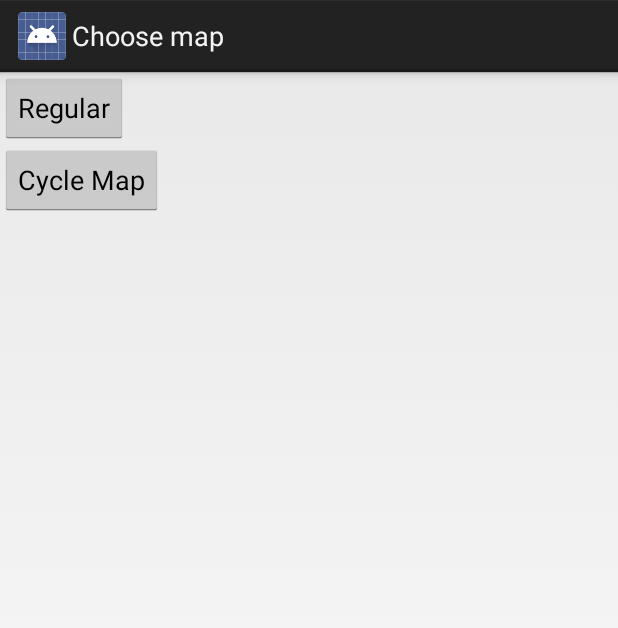
After one commit to Kayaya/Mapping, an Android app: the MapChooseActivity screen opened directly, with no data from a screen before it, on a phone screen of 412 x 824 dp. The commit adds this screen. Shown: the top 628 px of the screen. Run offline under Robolectric (Android 15) with nearby library versions, the phone set to English and light mode, and no system bars.

Commit message:
Added new menu and layout

```diff
--- a/app/src/main/AndroidManifest.xml
+++ b/app/src/main/AndroidManifest.xml
@@ -23,6 +23,8 @@
                 <category android:name="android.intent.category.LAUNCHER" />
             </intent-filter>
         </activity>
+        <activity android:name=".MapChooseActivity" android:label="@string/choosemap">
+        </activity>
     </application>
 
 </manifest>
--- /dev/null
+++ b/app/src/main/java/com/example/a1kayat34/mapping/MapChooseActivity.java
@@ -0,0 +1,19 @@
+package com.example.a1kayat34.mapping;
+
+/**
+ * Created by 1kayat34 on 06/02/2017.
+ */
+
+import android.app.Activity;
+import android.os.Bundle;
+import android.content.Intent;
+import android.widget.Button;
+import android.view.View;
+
+public class MapChooseActivity extends Activity{
+    public void onCreate(Bundle savedInstanceState)
+    {
+        super.onCreate(savedInstanceState);
+        setContentView(R.layout.mca);
+    }
+}
--- /dev/null
+++ b/app/src/main/res/layout/mca.xml
@@ -0,0 +1,16 @@
+<LinearLayout
+    xmlns:android="http://schemas.android.com/apk/res/android"
+    android:orientation="vertical"
+    android:layout_width="match_parent"
+    android:layout_height="match_parent">
+    <Button
+        android:layout_width="wrap_content"
+        android:layout_height="wrap_content"
+        android:text="@string/regularview"
+        android:id="@+id/btnRegular" />
+    <Button
+        android:layout_width="wrap_content"
+        android:layout_height="wrap_content"
+        android:text="@string/cyclemapview"
+        android:id="@+id/btnCyclemap" />
+</LinearLayout>
--- /dev/null
+++ b/app/src/main/res/menu/menu_hello_map.xml
@@ -0,0 +1,4 @@
+<?xml version="1.0" encoding="utf-8"?>
+    <menu xmlns:android="http://schemas.android.com/apk/res/android">
+    <item android:id="@+id/choosemap" android:title="@string/choosemap"/>
+</menu>
--- a/app/src/main/res/values/strings.xml
+++ b/app/src/main/res/values/strings.xml
@@ -1,3 +1,7 @@
 <resources>
     <string name="app_name">Mapping</string>
+    <string name="choosemap">Choose map</string>
+    <string name="regularview">Regular</string>
+    <string name="cyclemapview">Cycle Map</string>
+
 </resources>
--- a/app/src/main/res/values/styles.xml
+++ b/app/src/main/res/values/styles.xml
@@ -1,11 +1,4 @@
 <resources>
-
-    <!-- Base application theme. -->
-    <style name="AppTheme" parent="Theme.AppCompat.Light.DarkActionBar">
-        <!-- Customize your theme here. -->
-        <item name="colorPrimary">@color/colorPrimary</item>
-        <item name="colorPrimaryDark">@color/colorPrimaryDark</item>
-        <item name="colorAccent">@color/colorAccent</item>
+    <style name="AppTheme" parent="android:Theme.Holo.Light.DarkActionBar">
     </style>
-
 </resources>
```
Also changed, not shown: app/src/main/java/com/example/a1kayat34/mapping/HelloMap.java (+44 -0 lines), app/src/main/res/layout/activity_main.xml (+17 -0 lines).
